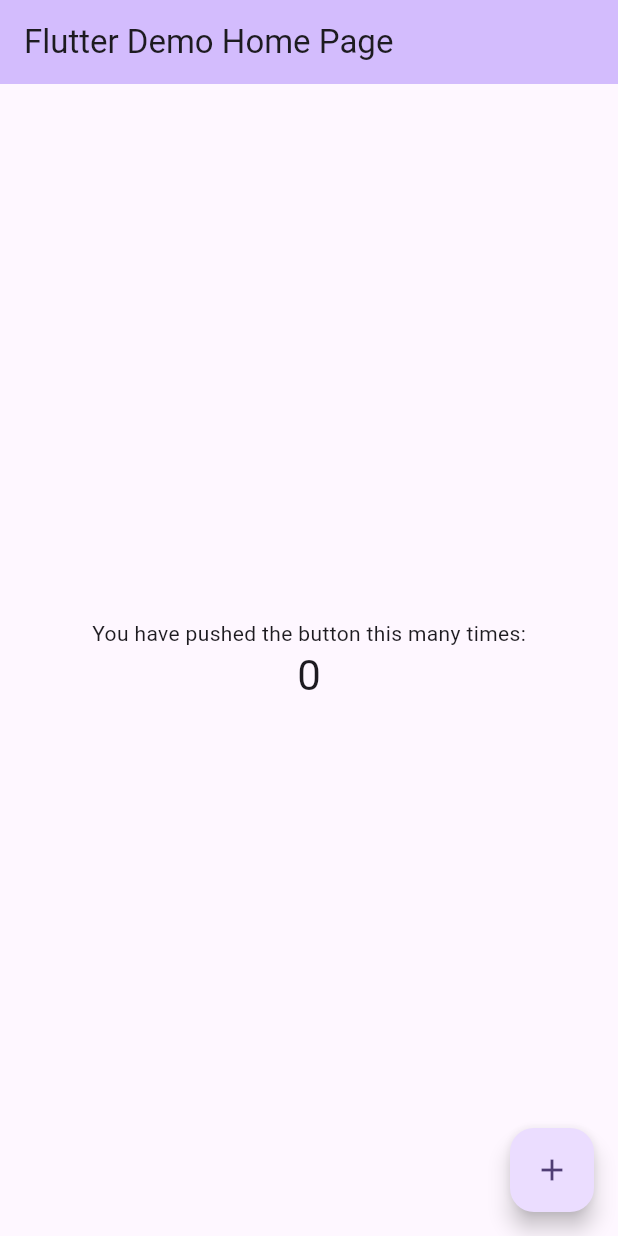
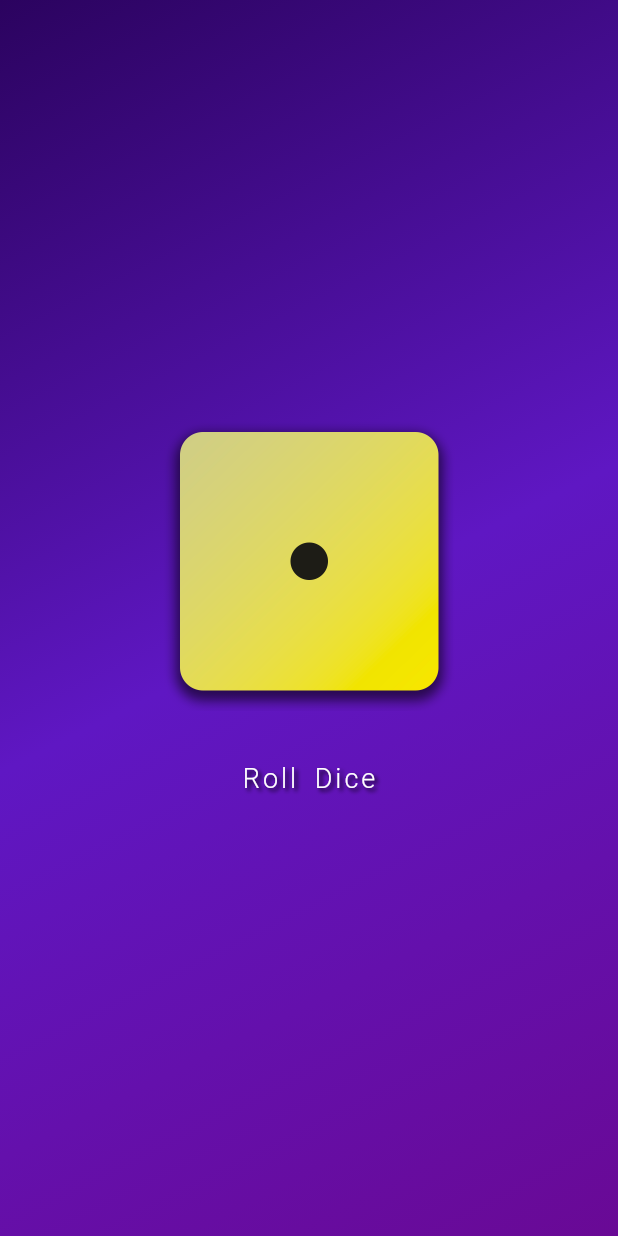
Before and after one commit to sakshi-jain-vs/flutter_learning, a Flutter app: the screen it shows after launch, on a phone screen of 412 x 824 dp. Run offline on Flutter 3.47's test engine with Material 3 defaults, Android fonts, the phone set to English and light mode, and no system bars.

Commit message:
dice roller app

```diff
--- a/lib/main.dart
+++ b/lib/main.dart
@@ -1,122 +1,22 @@
 import 'package:flutter/material.dart';
 
+import 'package:flutter_learning/widgets/gradient_container.dart';
+
 void main() {
-  runApp(const MyApp());
-}
+  const value = 'Hello, World!';
 
-class MyApp extends StatelessWidget {
-  const MyApp({super.key});
-
-  // This widget is the root of your application.
-  @override
-  Widget build(BuildContext context) {
-    return MaterialApp(
-      title: 'Flutter Demo',
-      theme: ThemeData(
-        // This is the theme of your application.
-        //
-        // TRY THIS: Try running your application with "flutter run". You'll see
-        // the application has a purple toolbar. Then, without quitting the app,
-        // try changing the seedColor in the colorScheme below to Colors.green
-        // and then invoke "hot reload" (save your changes or press the "hot
-        // reload" button in a Flutter-supported IDE, or press "r" if you used
-        // the command line to start the app).
-        //
-        // Notice that the counter didn't reset back to zero; the application
-        // state is not lost during the reload. To reset the state, use hot
-        // restart instead.
-        //
-        // This works for code too, not just values: Most code changes can be
-        // tested with just a hot reload.
-        colorScheme: ColorScheme.fromSeed(seedColor: Colors.deepPurple),
-      ),
-      home: const MyHomePage(title: 'Flutter Demo Home Page'),
-    );
-  }
-}
-
-class MyHomePage extends StatefulWidget {
-  const MyHomePage({super.key, required this.title});
-
-  // This widget is the home page of your application. It is stateful, meaning
-  // that it has a State object (defined below) that contains fields that affect
-  // how it looks.
-
-  // This class is the configuration for the state. It holds the values (in this
-  // case the title) provided by the parent (in this case the App widget) and
-  // used by the build method of the State. Fields in a Widget subclass are
-  // always marked "final".
-
-  final String title;
-
-  @override
-  State<MyHomePage> createState() => _MyHomePageState();
-}
-
-class _MyHomePageState extends State<MyHomePage> {
-  int _counter = 0;
-
-  void _incrementCounter() {
-    setState(() {
-      // This call to setState tells the Flutter framework that something has
-      // changed in this State, which causes it to rerun the build method below
-      // so that the display can reflect the updated values. If we changed
-      // _counter without calling setState(), then the build method would not be
-      // called again, and so nothing would appear to happen.
-      _counter++;
-    });
-  }
-
-  @override
-  Widget build(BuildContext context) {
-    // This method is rerun every time setState is called, for instance as done
-    // by the _incrementCounter method above.
-    //
-    // The Flutter framework has been optimized to make rerunning build methods
-    // fast, so that you can just rebuild anything that needs updating rather
-    // than having to individually change instances of widgets.
-    return Scaffold(
-      appBar: AppBar(
-        // TRY THIS: Try changing the color here to a specific color (to
-        // Colors.amber, perhaps?) and trigger a hot reload to see the AppBar
-        // change color while the other colors stay the same.
-        backgroundColor: Theme.of(context).colorScheme.inversePrimary,
-        // Here we take the value from the MyHomePage object that was created by
-        // the App.build method, and use it to set our appbar title.
-        title: Text(widget.title),
-      ),
-      body: Center(
-        // Center is a layout widget. It takes a single child and positions it
-        // in the middle of the parent.
-        child: Column(
-          // Column is also a layout widget. It takes a list of children and
-          // arranges them vertically. By default, it sizes itself to fit its
-          // children horizontally, and tries to be as tall as its parent.
-          //
-          // Column has various properties to control how it sizes itself and
-          // how it positions its children. Here we use mainAxisAlignment to
-          // center the children vertically; the main axis here is the vertical
-          // axis because Columns are vertical (the cross axis would be
-          // horizontal).
-          //
-          // TRY THIS: Invoke "debug painting" (choose the "Toggle Debug Paint"
-          // action in the IDE, or press "p" in the console), to see the
-          // wireframe for each widget.
-          mainAxisAlignment: MainAxisAlignment.center,
-          children: <Widget>[
-            const Text('You have pushed the button this many times:'),
-            Text(
-              '$_counter',
-              style: Theme.of(context).textTheme.headlineMedium,
-            ),
+  runApp(
+    MaterialApp(
+      home: Scaffold(
+        body: const GradientContainer(
+          value: value,
+          gradientColors: const [
+            Color.fromARGB(255, 43, 3, 95),
+            Color.fromARGB(255, 95, 23, 195),
+            Color.fromARGB(255, 105, 9, 149),
           ],
         ),
       ),
-      floatingActionButton: FloatingActionButton(
-        onPressed: _incrementCounter,
-        tooltip: 'Increment',
-        child: const Icon(Icons.add),
-      ), // This trailing comma makes auto-formatting nicer for build methods.
-    );
-  }
+    ),
+  );
 }
--- /dev/null
+++ b/lib/widgets/custom_text.dart
@@ -0,0 +1,25 @@
+import 'package:flutter/material.dart';
+
+class CustomText extends StatelessWidget {
+  final String outputText;
+
+  // const CustomText(this.outputText, {super.key});
+  const CustomText(String text, {super.key}) : outputText = text;
+
+  @override
+  Widget build(BuildContext context) {
+    return Text(
+      outputText,
+      style: TextStyle(
+        color: Colors.white,
+        fontSize: 18,
+        fontWeight: FontWeight.w300,
+        letterSpacing: 2.0,
+        wordSpacing: 4.0,
+        shadows: [
+          Shadow(color: Colors.black, offset: Offset(2, 2), blurRadius: 3),
+        ],
+      ),
+    );
+  }
+}
--- /dev/null
+++ b/lib/widgets/dice_roller.dart
@@ -0,0 +1,43 @@
+import 'dart:math';
+
+import 'package:flutter/material.dart';
+
+import 'package:flutter_learning/widgets/custom_text.dart';
+
+class DiceRoller extends StatefulWidget {
+  const DiceRoller({super.key});
+
+  @override
+  State<DiceRoller> createState() => _DiceRollerState();
+}
+
+class _DiceRollerState extends State<DiceRoller> {
+  int currentDiceRoll = 1;
+
+  void rollDice() {
+    int diceRoll = Random().nextInt(6) + 1;
+    setState(() {
+      currentDiceRoll = diceRoll;
+    });
+  }
+
+  @override
+  Widget build(BuildContext context) {
+    return Column(
+      mainAxisSize: MainAxisSize.min,
+      children: [
+        Image.asset(
+          'assets/images/dice-$currentDiceRoll.png',
+          width: 200,
+          height: 200,
+        ),
+        const SizedBox(height: 14),
+        TextButton(
+          onPressed: rollDice,
+          style: TextButton.styleFrom(padding: const EdgeInsets.all(18.0)),
+          child: const CustomText('Roll Dice'),
+        ),
+      ],
+    );
+  }
+}
--- /dev/null
+++ b/lib/widgets/gradient_container.dart
@@ -0,0 +1,32 @@
+import 'package:flutter/material.dart';
+
+import 'package:flutter_learning/widgets/dice_roller.dart';
+
+const startAlignment = Alignment.topLeft;
+const endAlignment = Alignment.bottomRight;
+
+class GradientContainer extends StatelessWidget {
+  final String value;
+  final List<Color> gradientColors;
+
+  // const GradientContainer({super.key});
+  const GradientContainer({
+    this.value = '',
+    super.key,
+    required this.gradientColors,
+  });
+
+  @override
+  Widget build(BuildContext context) {
+    return Container(
+      decoration: BoxDecoration(
+        gradient: LinearGradient(
+          colors: gradientColors,
+          begin: startAlignment,
+          end: endAlignment,
+        ),
+      ),
+      child: Center(child: DiceRoller()),
+    );
+  }
+}
```
Also changed, not shown: pubspec.yaml (+8 -3 lines), assets/images/dice-1.png (added), assets/images/dice-2.png (added), assets/images/dice-3.png (added), assets/images/dice-4.png (added), assets/images/dice-5.png (added), assets/images/dice-6.png (added).
